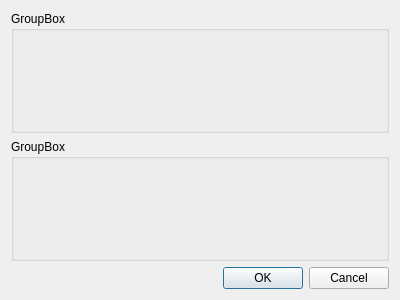
This is aisettings.ui in armarkaryan/aiOr as Qt 5 draws it before an edit. The edited form follows.
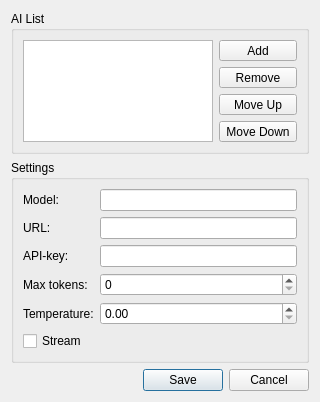
This is the edited form.

Commit message: feat: add ctrl elements to the AI setings dialog

```diff
--- a/aisettings.ui
+++ b/aisettings.ui
@@ -6,8 +6,8 @@
    <rect>
     <x>0</x>
     <y>0</y>
-    <width>400</width>
-    <height>300</height>
+    <width>320</width>
+    <height>400</height>
    </rect>
   </property>
   <property name="windowTitle">
@@ -17,15 +17,148 @@
    <item>
     <widget class="QGroupBox" name="groupBox">
      <property name="title">
-      <string>GroupBox</string>
+      <string>AI List</string>
      </property>
+     <layout class="QHBoxLayout" name="horizontalLayout">
+      <item>
+       <widget class="QListView" name="lv_AIList"/>
+      </item>
+      <item>
+       <layout class="QVBoxLayout" name="vl_AIListButtons">
+        <item>
+         <widget class="QToolButton" name="tb_AddAI">
+          <property name="sizePolicy">
+           <sizepolicy hsizetype="Minimum" vsizetype="Fixed">
+            <horstretch>0</horstretch>
+            <verstretch>0</verstretch>
+           </sizepolicy>
+          </property>
+          <property name="text">
+           <string>Add</string>
+          </property>
+         </widget>
+        </item>
+        <item>
+         <widget class="QToolButton" name="tb_RemoveAI">
+          <property name="sizePolicy">
+           <sizepolicy hsizetype="Minimum" vsizetype="Fixed">
+            <horstretch>0</horstretch>
+            <verstretch>0</verstretch>
+           </sizepolicy>
+          </property>
+          <property name="text">
+           <string>Remove</string>
+          </property>
+         </widget>
+        </item>
+        <item>
+         <spacer name="vs_AIListButtons">
+          <property name="orientation">
+           <enum>Qt::Orientation::Vertical</enum>
+          </property>
+          <property name="sizeHint" stdset="0">
+           <size>
+            <width>20</width>
+            <height>40</height>
+           </size>
+          </property>
+         </spacer>
+        </item>
+        <item>
+         <widget class="QToolButton" name="tb_MoveUp">
+          <property name="sizePolicy">
+           <sizepolicy hsizetype="Minimum" vsizetype="Fixed">
+            <horstretch>0</horstretch>
+            <verstretch>0</verstretch>
+           </sizepolicy>
+          </property>
+          <property name="text">
+           <string>Move Up</string>
+          </property>
+         </widget>
+        </item>
+        <item>
+         <widget class="QToolButton" name="tb_MoveDown">
+          <property name="sizePolicy">
+           <sizepolicy hsizetype="Minimum" vsizetype="Fixed">
+            <horstretch>0</horstretch>
+            <verstretch>0</verstretch>
+           </sizepolicy>
+          </property>
+          <property name="text">
+           <string>Move Down</string>
+          </property>
+         </widget>
+        </item>
+       </layout>
+      </item>
+     </layout>
     </widget>
    </item>
    <item>
     <widget class="QGroupBox" name="groupBox_2">
      <property name="title">
-      <string>GroupBox</string>
+      <string>Settings</string>
      </property>
+     <layout class="QGridLayout" name="gridLayout">
+      <item row="0" column="0">
+       <widget class="QLabel" name="l_Model">
+        <property name="text">
+         <string>Model:</string>
+        </property>
+       </widget>
+      </item>
+      <item row="0" column="1">
+       <widget class="QLineEdit" name="le_Model"/>
+      </item>
+      <item row="1" column="0">
+       <widget class="QLabel" name="l_URL">
+        <property name="text">
+         <string>URL:</string>
+        </property>
+       </widget>
+      </item>
+      <item row="1" column="1">
+       <widget class="QLineEdit" name="le_URL"/>
+      </item>
+      <item row="2" column="0">
+       <widget class="QLabel" name="l_APIkey">
+        <property name="text">
+         <string>API-key:</string>
+        </property>
+       </widget>
+      </item>
+      <item row="2" column="1">
+       <widget class="QLineEdit" name="le_APIkey"/>
+      </item>
+      <item row="3" column="0">
+       <widget class="QLabel" name="l_MaxTokens">
+        <property name="text">
+         <string>Max tokens:</string>
+        </property>
+       </widget>
+      </item>
+      <item row="3" column="1">
+       <widget class="QSpinBox" name="sb_MaxTokens"/>
+      </item>
+      <item row="4" column="0">
+       <widget class="QLabel" name="l_Temperature">
+        <property name="text">
+         <string>Temperature:</string>
+        </property>
+       </widget>
+      </item>
+      <item row="4" column="1">
+       <widget class="QDoubleSpinBox" name="dsb_Temperature"/>
+      </item>
+      <item row="5" column="0" colspan="2">
+       <widget class="QCheckBox" name="cb_Stream">
+        <property name="text">
+         <string>Stream</string>
+        </property>
+       </widget>
+      </item>
+     </layout>
     </widget>
    </item>
    <item>
@@ -34,7 +167,7 @@
       <enum>Qt::Orientation::Horizontal</enum>
      </property>
      <property name="standardButtons">
-      <set>QDialogButtonBox::StandardButton::Cancel|QDialogButtonBox::StandardButton::Ok</set>
+      <set>QDialogButtonBox::StandardButton::Cancel|QDialogButtonBox::StandardButton::Save</set>
      </property>
     </widget>
    </item>
```
Left out of the diff: 10 changed lines with no effect on the pictures.
